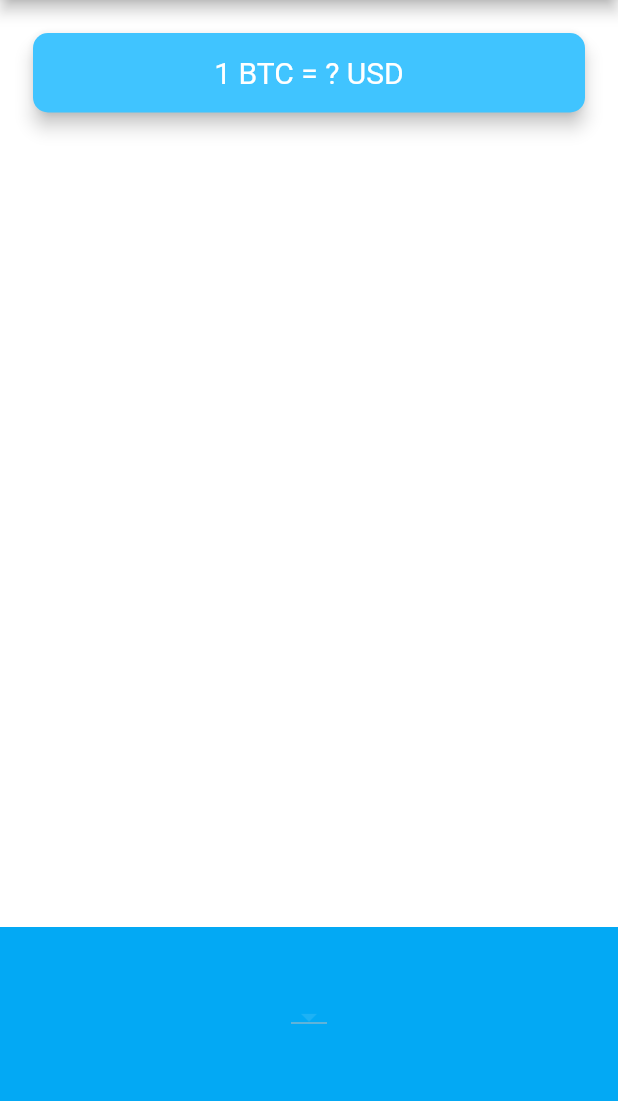
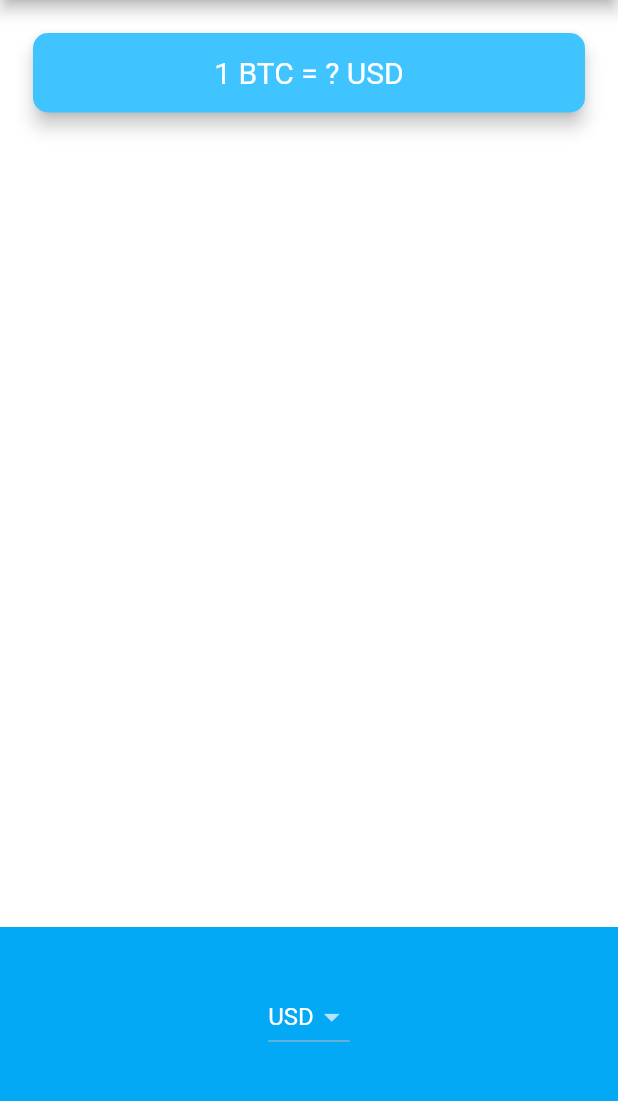
Before and after one commit to juriaCardozo/bitcoin_ticker, a Flutter app: the screen it shows after launch, on a phone screen of 412 x 824 dp, the part 84-1185 px from its top. Run offline on Flutter 3.47's test engine with Material 2 defaults, Android fonts, the phone set to English and light mode, and no system bars.

Commit message:
DropDown items

```diff
--- a/lib/price_screen.dart
+++ b/lib/price_screen.dart
@@ -6,6 +6,8 @@ class PriceScreen extends StatefulWidget {
 }
 
 class _PriceScreenState extends State<PriceScreen> {
+  String? selectedCurrency = 'USD';
+
   @override
   Widget build(BuildContext context) {
     return Scaffold(
@@ -42,7 +44,15 @@ class _PriceScreenState extends State<PriceScreen> {
             alignment: Alignment.center,
             padding: EdgeInsets.only(bottom: 30.0),
             color: Colors.lightBlue,
-            child: DropdownButton<String>(items: ,onChanged: ,),
+            child: DropdownButton<String>(value: 'USD', items: [
+              DropdownMenuItem(child: Text('USD'), value: 'USD',),
+              DropdownMenuItem(child: Text('EUR'), value: 'EUR'),
+            ],
+              onChanged:(value) {
+                setState(() {
+                  selectedCurrency = value;
+                });
+              },),
           ),
         ],
       ),
--- a/pubspec.yaml
+++ b/pubspec.yaml
@@ -19,7 +19,7 @@ publish_to: 'none' # Remove this line if you wish to publish to pub.dev
 version: 1.0.0+1
 
 environment:
-  sdk: '>=3.0.0-378.0.dev <4.0.0'
+  sdk: '>=2.18.6-378.0.dev <4.0.0'
 
 # Dependencies specify other packages that your package needs in order to work.
 # To automatically upgrade your package dependencies to the latest versions
```
Also changed, not shown: pubspec.lock.
